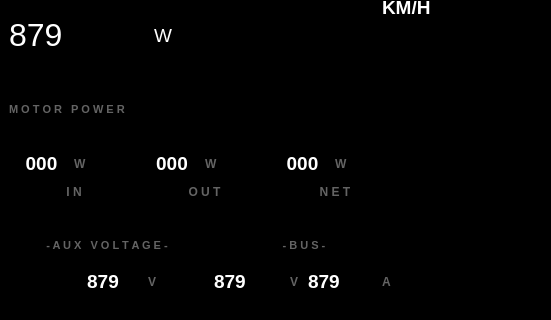
Before: the Qt Designer form src/ViewLayer/RaceModeDisplay/RaceModeDashboardUI.ui in UCSolarCarTeam/Epsilon-Dashboard, drawn with Qt 5; both pictures show x 0 to 551 and y 160 to 480 of the 800 by 480 pixel window.
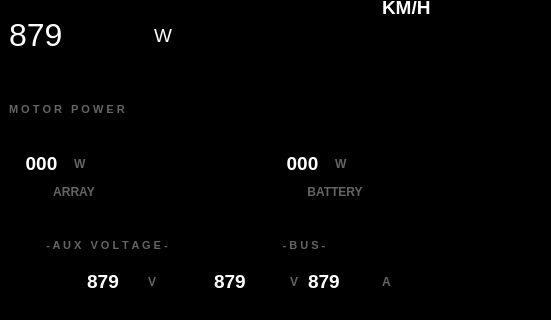
After: the same form once the commit is applied. Icons and pictures are not drawn.

Commit message: renames Power In to Array Power, net power to Battery Power, and Remove Power Out

```diff
--- a/src/ViewLayer/RaceModeDisplay/RaceModeDashboardUI.ui
+++ b/src/ViewLayer/RaceModeDisplay/RaceModeDashboardUI.ui
@@ -2067,7 +2067,7 @@
                      <string notr="true">color: rgb(100,100,100);</string>
                     </property>
                     <property name="text">
-                     <string>I N</string>
+                     <string>ARRAY</string>
                     </property>
                     <property name="alignment">
                      <set>Qt::AlignCenter</set>
@@ -2147,67 +2147,9 @@
                      <property name="bottomMargin">
                       <number>0</number>
                      </property>
-                     <item>
-                      <widget class="QLabel" name="powerOutLabel">
-                       <property name="font">
-                        <font>
-                         <pointsize>14</pointsize>
-                         <weight>75</weight>
-                         <bold>true</bold>
-                        </font>
-                       </property>
-                       <property name="text">
-                        <string>000</string>
-                       </property>
-                       <property name="alignment">
-                        <set>Qt::AlignCenter</set>
-                       </property>
-                      </widget>
-                     </item>
-                     <item>
-                      <widget class="QLabel" name="powerOutUnit">
-                       <property name="sizePolicy">
-                        <sizepolicy hsizetype="Minimum" vsizetype="Preferred">
-                         <horstretch>0</horstretch>
-                         <verstretch>0</verstretch>
-                        </sizepolicy>
-                       </property>
-                       <property name="font">
-                        <font>
-                         <weight>75</weight>
-                         <bold>true</bold>
-                        </font>
-                       </property>
-                       <property name="styleSheet">
-                        <string notr="true">color: rgb(100,100,100);</string>
-                       </property>
-                       <property name="text">
-                        <string>W</string>
-                       </property>
-                      </widget>
-                     </item>
                     </layout>
                    </widget>
                   </item>
-                  <item>
-                   <widget class="QLabel" name="powerOutTitleLabel">
-                    <property name="font">
-                     <font>
-                      <weight>75</weight>
-                      <bold>true</bold>
-                     </font>
-                    </property>
-                    <property name="styleSheet">
-                     <string notr="true">color: rgb(100,100,100);</string>
-                    </property>
-                    <property name="text">
-                     <string>O U T</string>
-                    </property>
-                    <property name="alignment">
-                     <set>Qt::AlignCenter</set>
-                    </property>
-                   </widget>
-                  </item>
                   <item>
                    <spacer name="verticalSpacer_3">
                     <property name="font">
@@ -2335,7 +2277,7 @@
                      <string notr="true">color: rgb(100,100,100);</string>
                     </property>
                     <property name="text">
-                     <string>N E T</string>
+                     <string>BATTERY</string>
                     </property>
                     <property name="alignment">
                      <set>Qt::AlignCenter</set>
```
The commit also changes 9 other files.
